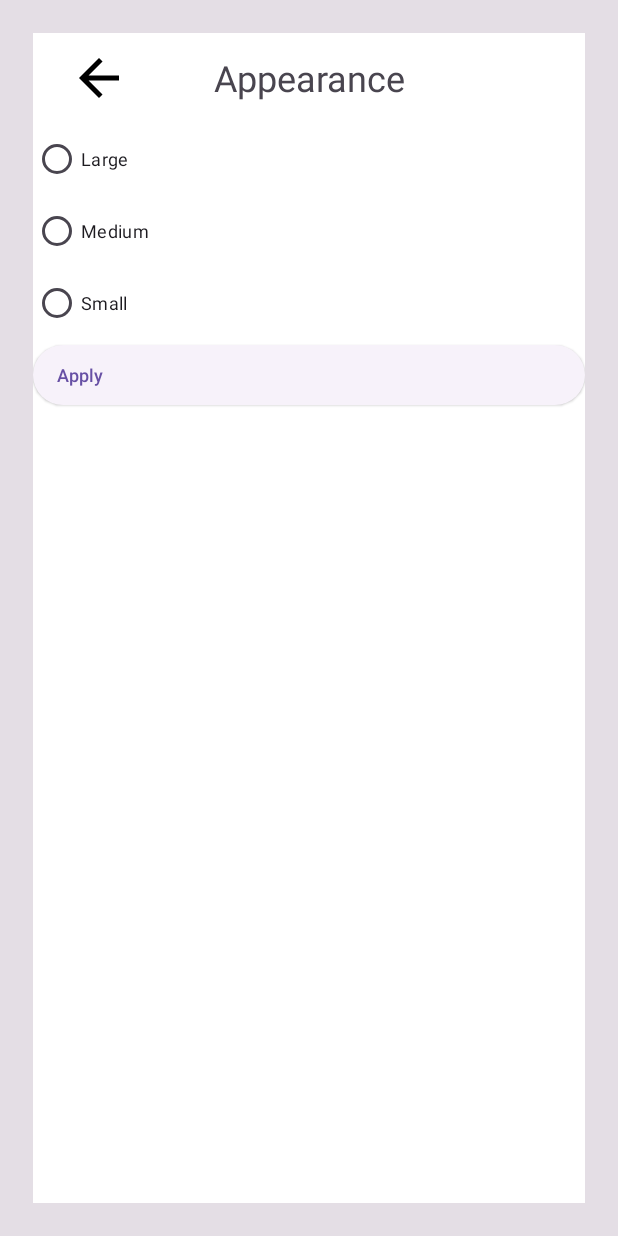
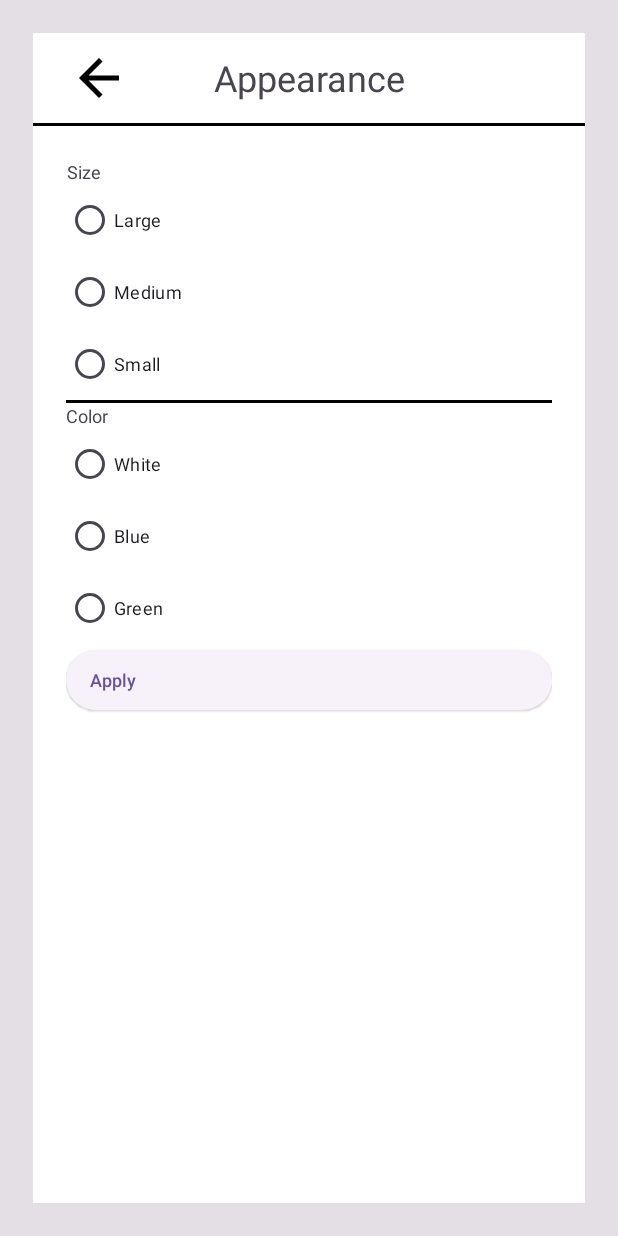
Before and after one commit to Lurker105/uccd3223_assignment_G13, an Android app: the appearance screen opened directly, with no data from a screen before it, on a phone screen of 412 x 824 dp. Run offline under Robolectric (Android 15) with nearby library versions, the phone set to English and light mode, and no system bars.

Commit message:
appearance v2

```diff
--- a/app/src/main/java/com/example/uccd3223_assignment_g13/appearance.java
+++ b/app/src/main/java/com/example/uccd3223_assignment_g13/appearance.java
@@ -7,10 +7,9 @@ import android.os.Bundle;
 import android.util.TypedValue;
 import android.view.View;
 import android.widget.Button;
+import android.widget.LinearLayout;
 import android.widget.RadioButton;
-import android.widget.RadioGroup;
 import android.widget.TextView;
-import android.widget.Toast;
 
 public class appearance extends AppCompatActivity {
 
@@ -23,16 +22,39 @@ public class appearance extends AppCompatActivity {
         SharedPreferences pref = getSharedPreferences("appearance",MODE_PRIVATE);
         SharedPreferences.Editor prefEd = pref.edit();
 
+        LinearLayout ll = (LinearLayout) findViewById(R.id.bgApp);
         TextView tv = (TextView) findViewById(R.id.title);
+        TextView tv_size = (TextView) findViewById(R.id.sizeTitle);
         RadioButton rb_small = (RadioButton) findViewById(R.id.small);
         RadioButton rb_mid = (RadioButton) findViewById(R.id.medium);
         RadioButton rb_large = (RadioButton) findViewById(R.id.large);
+        TextView tv_color = (TextView) findViewById(R.id.colorTitle);
+        RadioButton rb_white = (RadioButton) findViewById(R.id.white);
+        RadioButton rb_blue = (RadioButton) findViewById(R.id.blue);
+        RadioButton rb_green = (RadioButton) findViewById(R.id.green);
         Button bt_apply = (Button) findViewById(R.id.apply);
 
+
+        switch (pref.getString("color","white")){
+            case "white":
+                ll.setBackgroundColor(getResources().getColor(R.color.white));
+                break;
+            case "blue":
+                ll.setBackgroundColor(getResources().getColor(R.color.blue));
+                break;
+            case "green":
+                ll.setBackgroundColor(getResources().getColor(R.color.green));
+                break;
+        }
         tv.setTextSize(TypedValue.COMPLEX_UNIT_SP,pref.getInt("size",12)+12);
+        tv_size.setTextSize(TypedValue.COMPLEX_UNIT_SP,pref.getInt("size",12));
         rb_small.setTextSize(TypedValue.COMPLEX_UNIT_SP,pref.getInt("size",12));
         rb_mid.setTextSize(TypedValue.COMPLEX_UNIT_SP,pref.getInt("size",12));
         rb_large.setTextSize(TypedValue.COMPLEX_UNIT_SP,pref.getInt("size",12));
+        tv_color.setTextSize(TypedValue.COMPLEX_UNIT_SP,pref.getInt("size",12));
+        rb_white.setTextSize(TypedValue.COMPLEX_UNIT_SP,pref.getInt("size",12));
+        rb_blue.setTextSize(TypedValue.COMPLEX_UNIT_SP,pref.getInt("size",12));
+        rb_green.setTextSize(TypedValue.COMPLEX_UNIT_SP,pref.getInt("size",12));
         bt_apply.setTextSize(TypedValue.COMPLEX_UNIT_SP,pref.getInt("size",12));
 
         // back to setting
@@ -61,11 +83,31 @@ public class appearance extends AppCompatActivity {
                     prefEd.putInt("size",36);
                     prefEd.commit();
                 }
+                if(rb_white.isChecked()){
+                    prefEd.putString("color","white");
+                    prefEd.commit();
+                    ll.setBackgroundColor(getResources().getColor(R.color.white));
+                }
+                if(rb_blue.isChecked()){
+                    prefEd.putString("color","blue");
+                    prefEd.commit();
+                    ll.setBackgroundColor(getResources().getColor(R.color.blue));
+                }
+                if(rb_green.isChecked()){
+                    prefEd.putString("color","green");
+                    prefEd.commit();
+                    ll.setBackgroundColor(getResources().getColor(R.color.green));
+                }
 
                 tv.setTextSize(TypedValue.COMPLEX_UNIT_SP,pref.getInt("size",12)+12);
+                tv_size.setTextSize(TypedValue.COMPLEX_UNIT_SP,pref.getInt("size",12));
                 rb_small.setTextSize(TypedValue.COMPLEX_UNIT_SP,pref.getInt("size",12));
                 rb_mid.setTextSize(TypedValue.COMPLEX_UNIT_SP,pref.getInt("size",12));
                 rb_large.setTextSize(TypedValue.COMPLEX_UNIT_SP,pref.getInt("size",12));
+                tv_color.setTextSize(TypedValue.COMPLEX_UNIT_SP,pref.getInt("size",12));
+                rb_white.setTextSize(TypedValue.COMPLEX_UNIT_SP,pref.getInt("size",12));
+                rb_blue.setTextSize(TypedValue.COMPLEX_UNIT_SP,pref.getInt("size",12));
+                rb_green.setTextSize(TypedValue.COMPLEX_UNIT_SP,pref.getInt("size",12));
                 bt_apply.setTextSize(TypedValue.COMPLEX_UNIT_SP,pref.getInt("size",12));
             }
         });
--- a/app/src/main/res/layout/activity_appearance.xml
+++ b/app/src/main/res/layout/activity_appearance.xml
@@ -11,6 +11,7 @@
     android:paddingBottom="10pt"
     tools:context=".appearance">
     <LinearLayout
+        android:id="@+id/bgApp"
         android:layout_width="match_parent"
         android:layout_height="match_parent"
         android:background="#FFFFFF"
@@ -45,7 +46,28 @@
                  android:layout_weight="5"
                  tools:visibility="visible" />
          </LinearLayout>
+        <TextView
+            android:id="@+id/line"
+            android:layout_width="match_parent"
+            android:layout_height="1pt"
+            android:background="#000000" />
 
+        <LinearLayout
+            android:layout_width="match_parent"
+            android:layout_height="match_parent"
+            android:orientation="vertical"
+            android:paddingLeft="10pt"
+            android:paddingTop="10pt"
+            android:paddingRight="10pt"
+            android:paddingBottom="10pt">
+
+            <TextView
+                android:id="@+id/sizeTitle"
+                android:layout_width="wrap_content"
+                android:layout_height="wrap_content"
+                android:gravity="center"
+                android:text="@string/size"
+                android:textSize="@dimen/size1" />
 
             <RadioGroup
                 android:id="@+id/size"
@@ -73,6 +95,48 @@
                     android:text="Small"
                     android:textSize="@dimen/size1" />
             </RadioGroup>
+
+            <TextView
+                android:id="@+id/line1"
+                android:layout_width="match_parent"
+                android:layout_height="1pt"
+                android:background="#000000" />
+
+            <TextView
+                android:id="@+id/colorTitle"
+                android:layout_width="wrap_content"
+                android:layout_height="wrap_content"
+                android:gravity="center"
+                android:text="@string/color"
+                android:textSize="@dimen/size1" />
+
+            <RadioGroup
+                android:id="@+id/color"
+                android:layout_width="match_parent"
+                android:layout_height="wrap_content">
+
+                <RadioButton
+                    android:id="@+id/white"
+                    android:layout_width="match_parent"
+                    android:layout_height="wrap_content"
+                    android:text="White"
+                    android:textSize="@dimen/size1" />
+
+                <RadioButton
+                    android:id="@+id/blue"
+                    android:layout_width="match_parent"
+                    android:layout_height="wrap_content"
+                    android:text="Blue"
+                    android:textSize="@dimen/size1" />
+
+                <RadioButton
+                    android:id="@+id/green"
+                    android:layout_width="match_parent"
+                    android:layout_height="wrap_content"
+                    android:text="Green"
+                    android:textSize="@dimen/size1" />
+            </RadioGroup>
+
             <Button
                 android:id="@+id/apply"
                 style="@style/Widget.Material3.Button.ElevatedButton.Icon"
@@ -81,7 +145,7 @@
                 android:gravity="center_vertical"
                 android:text="Apply"
                 android:textSize="@dimen/size1" />
-
+        </LinearLayout>
     </LinearLayout>
 
 </androidx.constraintlayout.widget.ConstraintLayout>
--- a/app/src/main/res/values/colors.xml
+++ b/app/src/main/res/values/colors.xml
@@ -2,4 +2,6 @@
 <resources>
     <color name="black">#FF000000</color>
     <color name="white">#FFFFFFFF</color>
+    <color name="blue">#ADD8E6</color>
+    <color name="green">#A1E8A1</color>
 </resources>
--- a/app/src/main/res/values/strings.xml
+++ b/app/src/main/res/values/strings.xml
@@ -12,4 +12,6 @@
     <string name="dob">Date of Birth: </string>
     <string name="phone">Phone number: </string>
     <string name="budget">Budget: </string>
+    <string name="size">Size</string>
+    <string name="color">Color</string>
 </resources>
```
Also changed, not shown: app/src/main/java/com/example/uccd3223_assignment_g13/SettingFragment.java (+13 -3 lines), app/src/main/java/com/example/uccd3223_assignment_g13/aboutus.java (+49 -0 lines), app/src/main/java/com/example/uccd3223_assignment_g13/account.java (+13 -0 lines), app/src/main/res/layout/activity_aboutus.xml (+49 -13 lines), app/src/main/res/layout/activity_account.xml (+5 -2 lines), app/src/main/res/layout/fragment_setting.xml (+1 -9 lines). Lines whose indentation alone changed are shown as unchanged.
